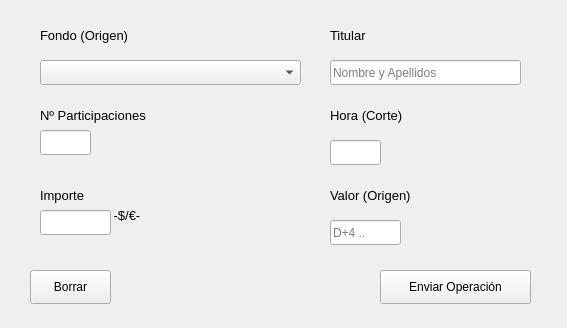
Before: the Qt Designer form src/GUI/OperacionesView.ui in jesusramondovale/IngenicaSTS, drawn with Qt 5.
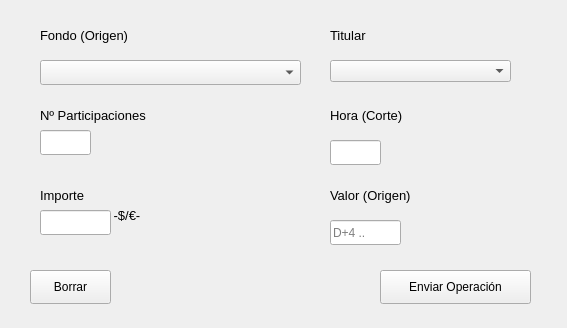
After: the same form once the commit is applied. Icons and pictures are not drawn.

Commit message: Añadido: Selector de Titular + Auto Rellenado de Importe en Operaciones

The edit to the form file:
```diff
--- a/src/GUI/OperacionesView.ui
+++ b/src/GUI/OperacionesView.ui
@@ -46,25 +46,6 @@
      </rect>
     </property>
    </widget>
-   <widget class="QLineEdit" name="tfTitular">
-    <property name="geometry">
-     <rect>
-      <x>330</x>
-      <y>60</y>
-      <width>191</width>
-      <height>25</height>
-     </rect>
-    </property>
-    <property name="layoutDirection">
-     <enum>Qt::LeftToRight</enum>
-    </property>
-    <property name="alignment">
-     <set>Qt::AlignLeading|Qt::AlignLeft|Qt::AlignVCenter</set>
-    </property>
-    <property name="placeholderText">
-     <string>Nombre y Apellidos</string>
-    </property>
-   </widget>
    <widget class="QLabel" name="labelOrigen_2">
     <property name="geometry">
      <rect>
@@ -242,6 +223,16 @@
      <string>Enviar Operación</string>
     </property>
    </widget>
+   <widget class="QComboBox" name="cbTitular">
+    <property name="geometry">
+     <rect>
+      <x>330</x>
+      <y>60</y>
+      <width>181</width>
+      <height>22</height>
+     </rect>
+    </property>
+   </widget>
   </widget>
  </widget>
  <resources/>
```
Left out of the diff: 16 changed lines with no effect on the pictures. The commit also changes 10 other files.
